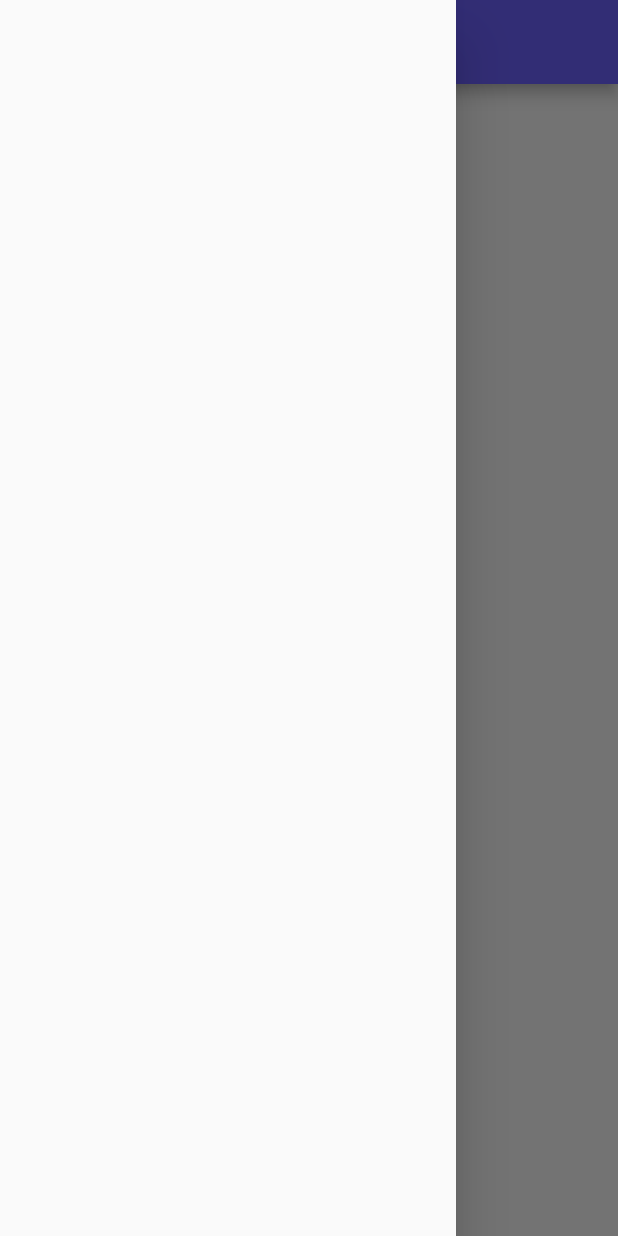
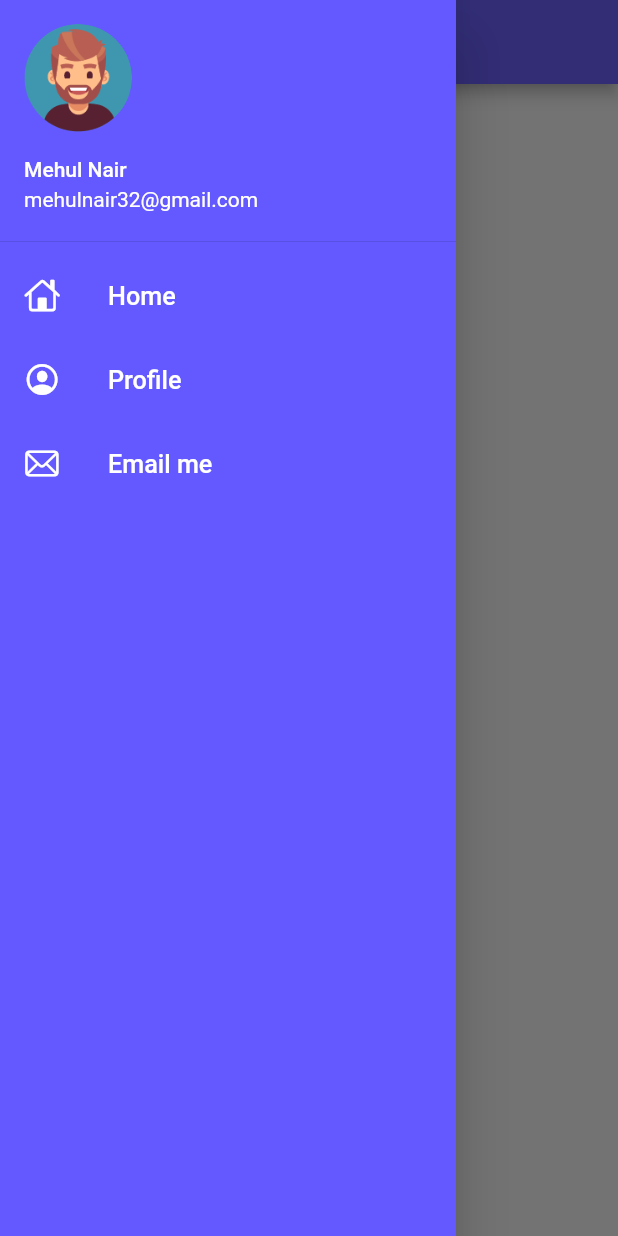
Before and after one commit to Mehul-bitcoder/flutter_demo, a Flutter app: the Home screen opened by its route, with the side drawer open, on a phone screen of 412 x 824 dp. Run offline on Flutter 3.47's test engine with Material 2 defaults, Android fonts, the phone set to English and light mode, and no system bars; our stand-ins replace google_fonts.

Commit message:
drawer added

```diff
--- a/lib/main.dart
+++ b/lib/main.dart
@@ -21,7 +21,8 @@ class DemoApp extends StatelessWidget {
       darkTheme: ThemeData(
         brightness: Brightness.dark,
       ),
-      initialRoute: "/",
+      initialRoute: MyRoutes.homeRoute,
+      debugShowCheckedModeBanner: false,
       routes: {
         "/": ((context) => const Login()),
         MyRoutes.homeRoute: ((context) => const Home()),
--- a/lib/screens/home.dart
+++ b/lib/screens/home.dart
@@ -1,3 +1,4 @@
+import 'package:appdemo/widgets/drawer.dart';
 import "package:flutter/material.dart";
 
 class Home extends StatelessWidget {
@@ -14,7 +15,7 @@ class Home extends StatelessWidget {
           child: const Text("Hello World"),
         ),
       ),
-      drawer: const Drawer(),
+      drawer: const MyDrawer(),
     );
   }
 }
--- /dev/null
+++ b/lib/widgets/drawer.dart
@@ -0,0 +1,65 @@
+import 'package:flutter/cupertino.dart';
+import 'package:flutter/material.dart';
+
+class MyDrawer extends StatelessWidget {
+  const MyDrawer({super.key});
+
+  @override
+  Widget build(BuildContext context) {
+    return Drawer(
+      child: Container(
+        color: Color.fromRGBO(100, 89, 255, 1),
+        child: ListView(
+          padding: EdgeInsets.zero,
+          children: const [
+            DrawerHeader(
+                padding: EdgeInsets.zero,
+                child: UserAccountsDrawerHeader(
+                  decoration:
+                      BoxDecoration(color: Color.fromRGBO(100, 89, 255, 1)),
+                  margin: EdgeInsets.zero,
+                  accountName: Text("Mehul Nair"),
+                  accountEmail: Text("mehulnair32@gmail.com"),
+                  currentAccountPicture: CircleAvatar(
+                    backgroundImage: AssetImage('assets/images/avatar.png'),
+                  ),
+                )),
+            ListTile(
+              leading: Icon(
+                CupertinoIcons.home,
+                color: Colors.white,
+              ),
+              title: Text(
+                "Home",
+                style: TextStyle(color: Colors.white),
+                textScaleFactor: 1.2,
+              ),
+            ),
+            ListTile(
+              leading: Icon(
+                CupertinoIcons.profile_circled,
+                color: Colors.white,
+              ),
+              title: Text(
+                "Profile",
+                style: TextStyle(color: Colors.white),
+                textScaleFactor: 1.2,
+              ),
+            ),
+            ListTile(
+              leading: Icon(
+                CupertinoIcons.mail,
+                color: Colors.white,
+              ),
+              title: Text(
+                "Email me",
+                style: TextStyle(color: Colors.white),
+                textScaleFactor: 1.2,
+              ),
+            )
+          ],
+        ),
+      ),
+    );
+  }
+}
--- a/pubspec.yaml
+++ b/pubspec.yaml
@@ -3,7 +3,7 @@ description: A new Flutter project.
 
 # The following line prevents the package from being accidentally published to
 # pub.dev using `flutter pub publish`. This is preferred for private packages.
-publish_to: 'none' # Remove this line if you wish to publish to pub.dev
+publish_to: "none" # Remove this line if you wish to publish to pub.dev
 
 # The following defines the version and build number for your application.
 # A version number is three numbers separated by dots, like 1.2.43
@@ -20,7 +20,7 @@ publish_to: 'none' # Remove this line if you wish to publish to pub.dev
 version: 1.0.0+1
 
 environment:
-  sdk: '>=2.18.1 <3.0.0'
+  sdk: ">=2.18.1 <3.0.0"
 
 # Dependencies specify other packages that your package needs in order to work.
 # To automatically upgrade your package dependencies to the latest versions
@@ -33,7 +33,6 @@ dependencies:
     sdk: flutter
 
   google_fonts: ^3.0.1
-
 
   # The following adds the Cupertino Icons font to your application.
   # Use with the CupertinoIcons class for iOS style icons.
@@ -55,7 +54,6 @@ dev_dependencies:
 
 # The following section is specific to Flutter packages.
 flutter:
-
   # The following line ensures that the Material Icons font is
   # included with your application, so that you can use the icons in
   # the material Icons class.
```
Also changed, not shown: lib/screens/login.dart (+42 -22 lines), assets/images/avatar.png (added).
